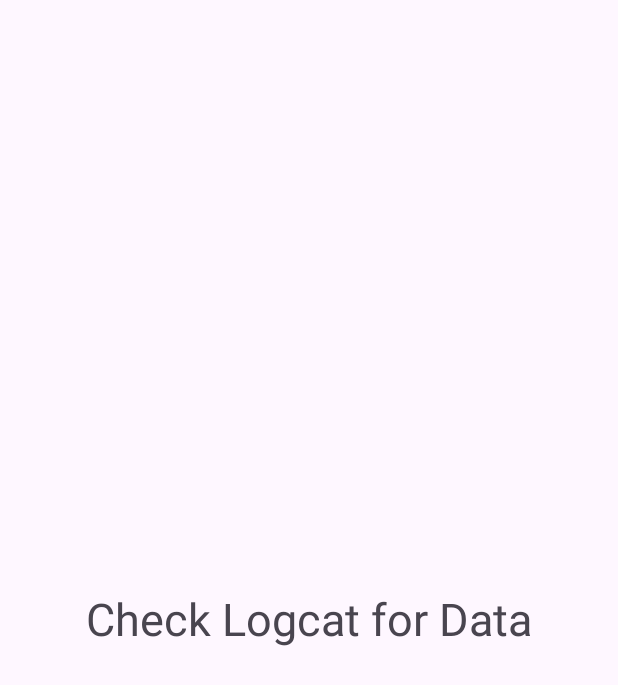
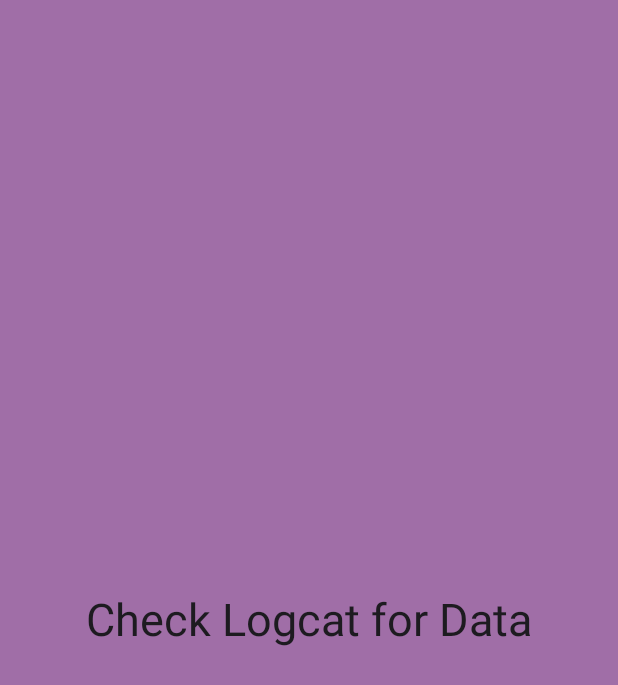
Before and after one commit to ashucoder1/RetrofitMVVM-App, an Android app: the screen it shows after launch (MainActivity), on a phone screen of 412 x 824 dp. Shown: the top 685 px of the screen. Run offline under Robolectric (Android 15) with nearby library versions, the phone set to English and light mode, and no system bars; our stand-ins replace Room's generated code; network calls fail; 1 statement that could not run was skipped.

```diff
--- a/app/src/main/res/layout/activity_main.xml
+++ b/app/src/main/res/layout/activity_main.xml
@@ -4,13 +4,16 @@
     xmlns:tools="http://schemas.android.com/tools"
     android:layout_width="match_parent"
     android:layout_height="match_parent"
-    tools:context=".MainActivity">
+    tools:context=".MainActivity"
+    android:background="#C282448C"
+    >
 
     <TextView
         android:id="@+id/textview"
         android:layout_width="wrap_content"
         android:layout_height="wrap_content"
         android:text="Check Logcat for Data"
+        style="@style/CardView.Light"
         android:textSize="30dp"
         app:layout_constraintBottom_toBottomOf="parent"
         app:layout_constraintEnd_toEndOf="parent"
```
